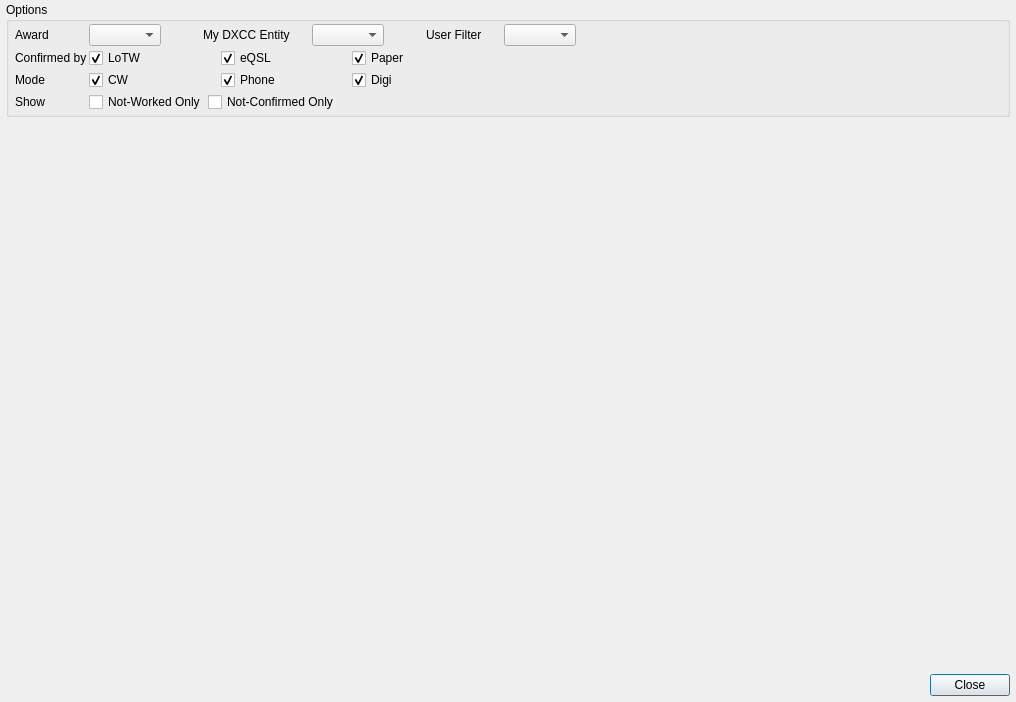
This is ui/AwardsDialog.ui in aa5sh/QLog as Qt 5 draws it before an edit. The edited form follows.
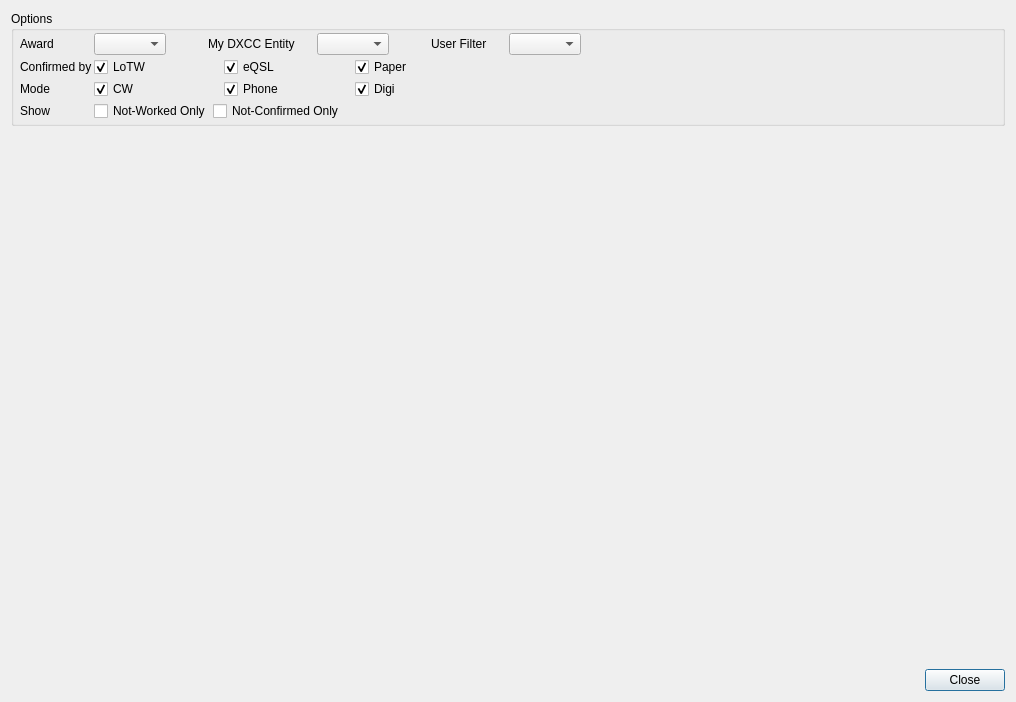
This is the edited form.

Commit message: Fixing #989 - Awards: Changed size policy

The edit to the form file:
```diff
--- a/ui/AwardsDialog.ui
+++ b/ui/AwardsDialog.ui
@@ -15,19 +15,7 @@
   </property>
   <layout class="QVBoxLayout" name="verticalLayout">
    <property name="spacing">
-    <number>3</number>
-   </property>
-   <property name="leftMargin">
-    <number>6</number>
-   </property>
-   <property name="topMargin">
-    <number>2</number>
-   </property>
-   <property name="rightMargin">
-    <number>6</number>
-   </property>
-   <property name="bottomMargin">
-    <number>6</number>
+    <number>4</number>
    </property>
    <item>
     <widget class="QGroupBox" name="awardGroupBox">
```
